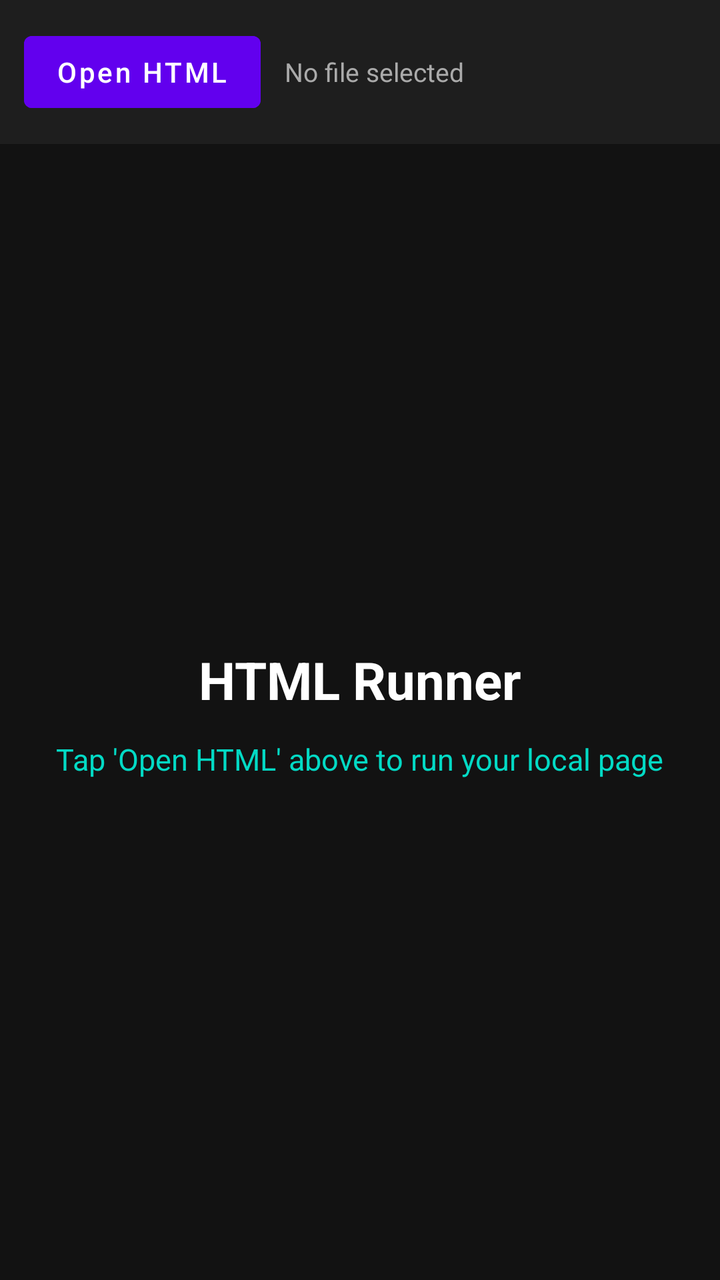
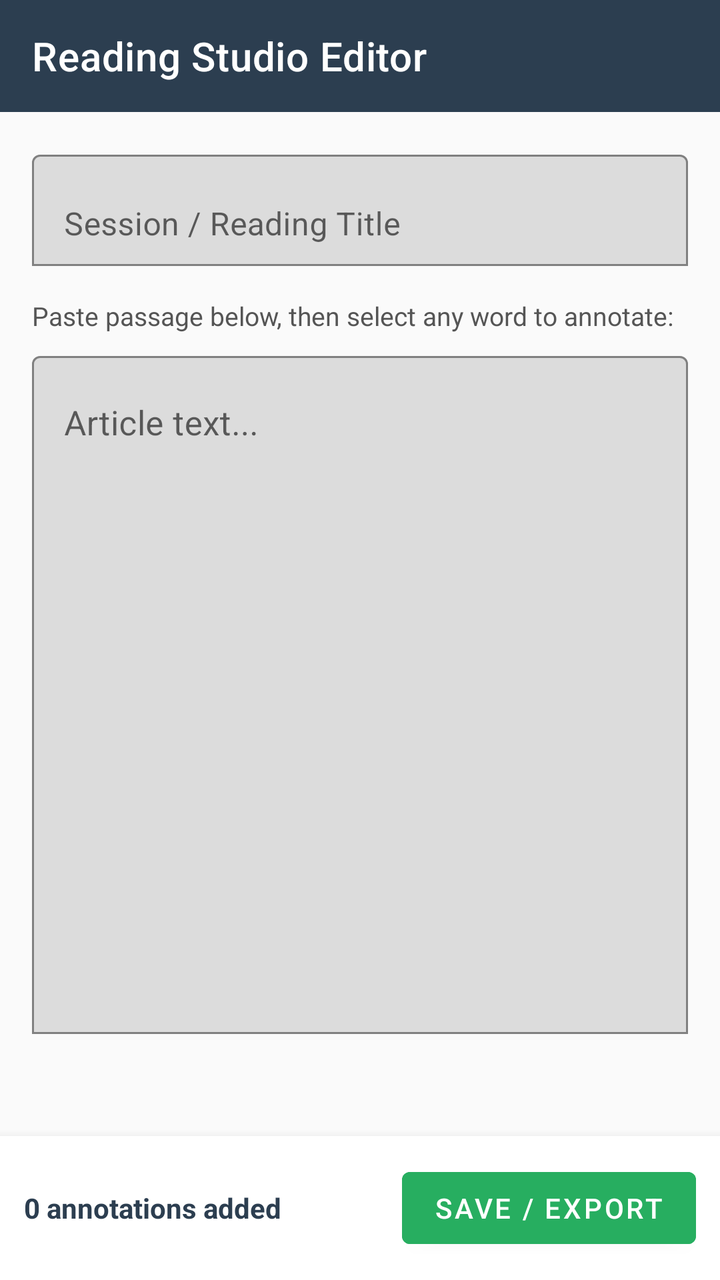

Screens rendered from an Android XML layout before and after an edit, with the pre-edit source and the edit as a unified diff.
<!-- AndroidManifest.xml: application theme Theme.HTMLRunner -->
<!-- res/layout/activity_main.xml -->
<?xml version="1.0" encoding="utf-8"?>
<LinearLayout xmlns:android="http://schemas.android.com/apk/res/android"
    android:id="@+id/root_layout"
    android:layout_width="match_parent"
    android:layout_height="match_parent"
    android:orientation="vertical"
    android:background="#121212">

    
    <LinearLayout
        android:id="@+id/top_bar"
        android:layout_width="match_parent"
        android:layout_height="wrap_content"
        android:orientation="horizontal"
        android:gravity="center_vertical"
        android:padding="12dp"
        android:background="#1E1E1E">

        <Button
            android:id="@+id/btn_pick_file"
            android:layout_width="wrap_content"
            android:layout_height="wrap_content"
            android:text="Open HTML"
            android:textAllCaps="false"
            android:textSize="14sp"
            android:backgroundTint="#6200EE"
            android:textColor="#FFFFFF" />

        <TextView
            android:id="@+id/text_file_status"
            android:layout_width="0dp"
            android:layout_height="wrap_content"
            android:layout_weight="1"
            android:layout_marginStart="12dp"
            android:layout_marginEnd="8dp"
            android:singleLine="true"
            android:ellipsize="middle"
            android:text="No file selected"
            android:textColor="#AAAAAA"
            android:textSize="13sp" />

        <Button
            android:id="@+id/btn_reload"
            android:layout_width="wrap_content"
            android:layout_height="wrap_content"
            android:text="Reload"
            android:textAllCaps="false"
            android:textSize="14sp"
            android:visibility="gone"
            android:backgroundTint="#03DAC5"
            android:textColor="#000000" />
    </LinearLayout>

    
    <LinearLayout
        android:id="@+id/layout_welcome"
        android:layout_width="match_parent"
        android:layout_height="0dp"
        android:layout_weight="1"
        android:orientation="vertical"
        android:gravity="center"
        android:padding="24dp">

        <TextView
            android:id="@+id/text_title"
            android:layout_width="wrap_content"
            android:layout_height="wrap_content"
            android:text="HTML Runner"
            android:textColor="#FFFFFF"
            android:textSize="26sp"
            android:textStyle="bold" />

        <TextView
            android:id="@+id/text_subtitle"
            android:layout_width="wrap_content"
            android:layout_height="wrap_content"
            android:layout_marginTop="12dp"
            android:text="Tap 'Open HTML' above to run your local page"
            android:textColor="#03DAC5"
            android:textSize="15sp" />
    </LinearLayout>

    
    <WebView
        android:id="@+id/main_webview"
        android:layout_width="match_parent"
        android:layout_height="0dp"
        android:layout_weight="1"
        android:visibility="gone" />

</LinearLayout>
<!-- resources referenced by this layout -->
<resources>
  <style name="Theme.HTMLRunner" parent="Theme.MaterialComponents.DayNight.NoActionBar">
          <item name="colorPrimary">@color/purple_500</item>
          <item name="colorPrimaryVariant">@color/purple_700</item>
          <item name="colorOnPrimary">@color/white</item>
          <item name="android:statusBarColor">@color/purple_700</item>
      </style>
  <color name="purple_500">#FF6200EE</color>
  <color name="purple_700">#FF3700B3</color>
  <color name="white">#FFFFFFFF</color>
</resources>

<!-- the commit's change to res/layout/activity_main.xml (unified diff, before → after) -->
@@ -1,91 +1,102 @@
-<?xml version="1.0" encoding="utf-8"?>
+﻿<?xml version="1.0" encoding="utf-8"?>
 <LinearLayout xmlns:android="http://schemas.android.com/apk/res/android"
-    android:id="@+id/root_layout"
+    xmlns:app="http://schemas.android.com/apk/res-auto"
     android:layout_width="match_parent"
     android:layout_height="match_parent"
     android:orientation="vertical"
-    android:background="#121212">
+    android:background="#FAFAFA">
+
+    
+    <com.google.android.material.appbar.MaterialToolbar
+        android:id="@+id/topAppBar"
+        android:layout_width="match_parent"
+        android:layout_height="wrap_content"
+        android:background="#2C3E50"
+        app:title="Reading Studio Editor"
+        app:titleTextColor="#FFFFFF" />
+
+    <ScrollView
+        android:layout_width="match_parent"
+        android:layout_height="0dp"
+        android:layout_weight="1"
+        android:fillViewport="true"
+        android:padding="16dp">
+
+        <LinearLayout
+            android:layout_width="match_parent"
+            android:layout_height="wrap_content"
+            android:orientation="vertical">
+
+            
+            <com.google.android.material.textfield.TextInputLayout
+                android:layout_width="match_parent"
+                android:layout_height="wrap_content"
+                android:layout_marginBottom="16dp"
+                android:hint="Session / Reading Title"
+                app:boxBackgroundMode="outline">
+
+                <com.google.android.material.textfield.TextInputEditText
+                    android:id="@+id/etSessionTitle"
+                    android:layout_width="match_parent"
+                    android:layout_height="wrap_content"
+                    android:textSize="16sp" />
+            </com.google.android.material.textfield.TextInputLayout>
+
+            
+            <TextView
+                android:layout_width="wrap_content"
+                android:layout_height="wrap_content"
+                android:layout_marginBottom="6dp"
+                android:text="Paste passage below, then select any word to annotate:"
+                android:textColor="#555555"
+                android:textSize="13sp" />
+
+            <com.google.android.material.textfield.TextInputLayout
+                android:layout_width="match_parent"
+                android:layout_height="wrap_content"
+                android:hint="Article text..."
+                app:boxBackgroundMode="outline">
+
+                <com.google.android.material.textfield.TextInputEditText
+                    android:id="@+id/etReadingText"
+                    android:layout_width="match_parent"
+                    android:layout_height="wrap_content"
+                    android:gravity="top|start"
+                    android:lineSpacingMultiplier="1.3"
+                    android:minLines="12"
+                    android:textSize="17sp" />
+            </com.google.android.material.textfield.TextInputLayout>
+
+        </LinearLayout>
+    </ScrollView>
 
     
     <LinearLayout
-        android:id="@+id/top_bar"
         android:layout_width="match_parent"
         android:layout_height="wrap_content"
+        android:background="#FFFFFF"
+        android:elevation="8dp"
+        android:gravity="center_vertical"
         android:orientation="horizontal"
-        android:gravity="center_vertical"
-        android:padding="12dp"
-        android:background="#1E1E1E">
-
-        <Button
-            android:id="@+id/btn_pick_file"
-            android:layout_width="wrap_content"
-            android:layout_height="wrap_content"
-            android:text="Open HTML"
-            android:textAllCaps="false"
-            android:textSize="14sp"
-            android:backgroundTint="#6200EE"
-            android:textColor="#FFFFFF" />
+        android:padding="12dp">
 
         <TextView
-            android:id="@+id/text_file_status"
+            android:id="@+id/tvAnnotationCount"
             android:layout_width="0dp"
             android:layout_height="wrap_content"
             android:layout_weight="1"
-            android:layout_marginStart="12dp"
-            android:layout_marginEnd="8dp"
-            android:singleLine="true"
-            android:ellipsize="middle"
-            android:text="No file selected"
-            android:textColor="#AAAAAA"
-            android:textSize="13sp" />
+            android:text="0 annotations added"
+            android:textColor="#2C3E50"
+            android:textSize="14sp"
+            android:textStyle="bold" />
 
-        <Button
-            android:id="@+id/btn_reload"
+        <com.google.android.material.button.MaterialButton
+            android:id="@+id/btnExport"
             android:layout_width="wrap_content"
             android:layout_height="wrap_content"
-            android:text="Reload"
-            android:textAllCaps="false"
-            android:textSize="14sp"
-            android:visibility="gone"
-            android:backgroundTint="#03DAC5"
-            android:textColor="#000000" />
+            android:backgroundTint="#27AE60"
+            android:text="Save / Export"
+            android:textColor="#FFFFFF" />
     </LinearLayout>
 
-    
-    <LinearLayout
-        android:id="@+id/layout_welcome"
-        android:layout_width="match_parent"
-        android:layout_height="0dp"
-        android:layout_weight="1"
-        android:orientation="vertical"
-        android:gravity="center"
-        android:padding="24dp">
-
-        <TextView
-            android:id="@+id/text_title"
-            android:layout_width="wrap_content"
-            android:layout_height="wrap_content"
-            android:text="HTML Runner"
-            android:textColor="#FFFFFF"
-            android:textSize="26sp"
-            android:textStyle="bold" />
-
-        <TextView
-            android:id="@+id/text_subtitle"
-            android:layout_width="wrap_content"
-            android:layout_height="wrap_content"
-            android:layout_marginTop="12dp"
-            android:text="Tap 'Open HTML' above to run your local page"
-            android:textColor="#03DAC5"
-            android:textSize="15sp" />
-    </LinearLayout>
-
-    
-    <WebView
-        android:id="@+id/main_webview"
-        android:layout_width="match_parent"
-        android:layout_height="0dp"
-        android:layout_weight="1"
-        android:visibility="gone" />
-
 </LinearLayout>
